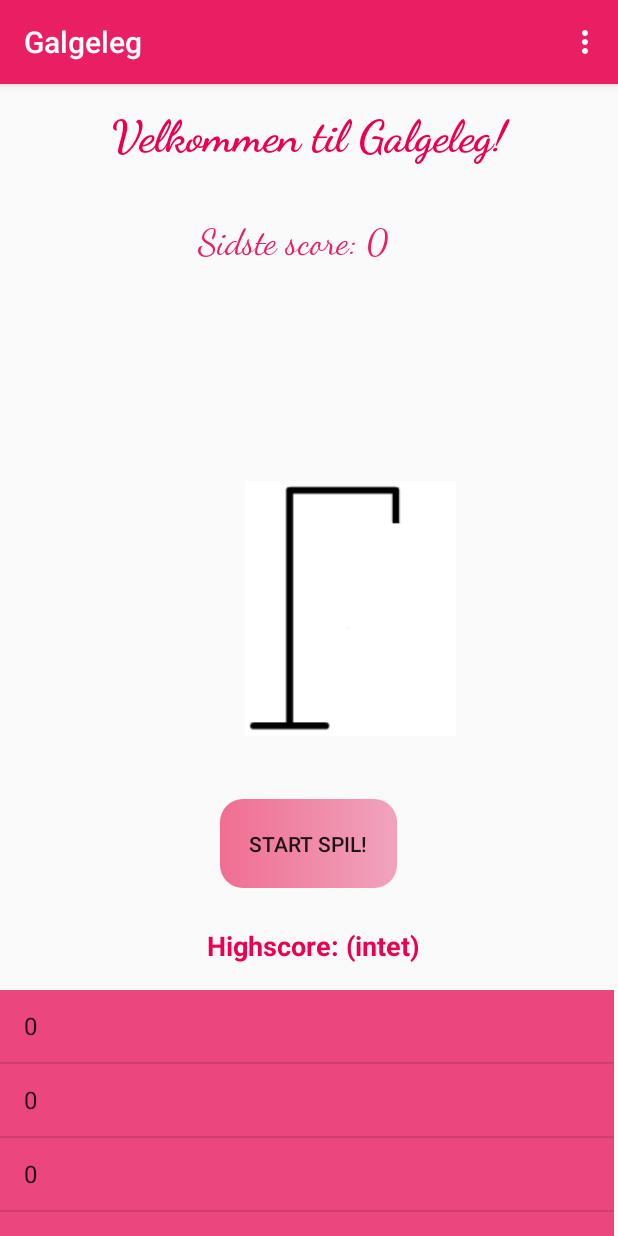
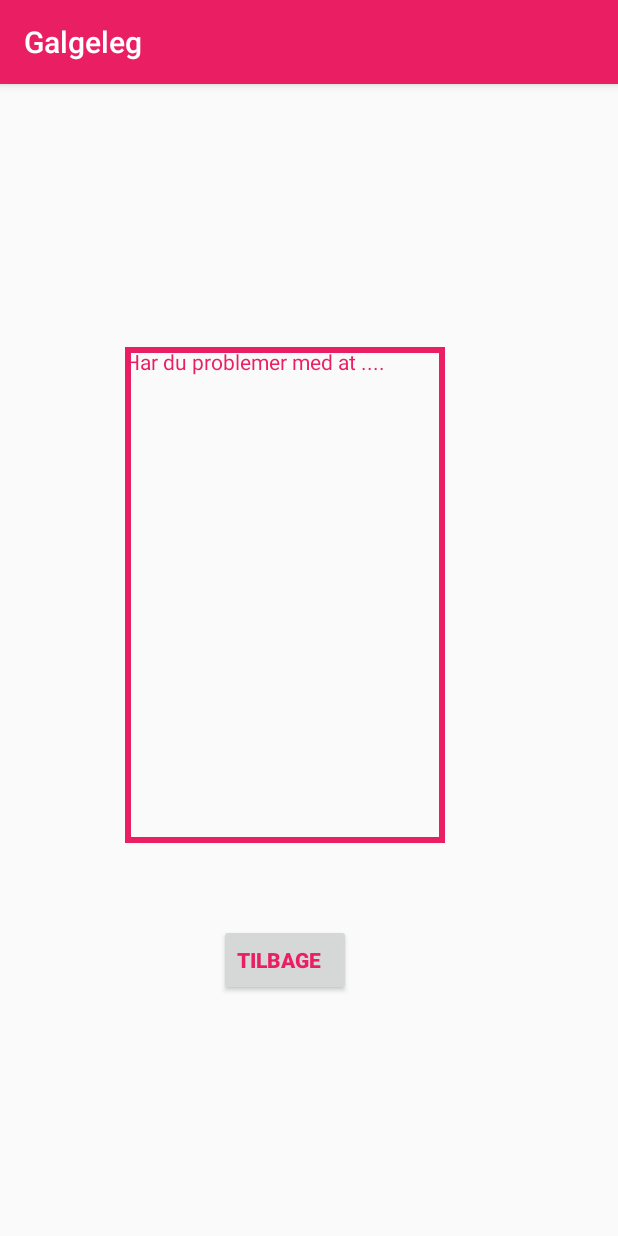
Before and after one commit to HellaAchari/GalgelegFinal, an Android app: the screen it shows after launch (Start before the commit, Update after it), in the options menu, after a tap on "Update", on a phone screen of 412 x 824 dp. Run offline under Robolectric (Android 15) with nearby library versions, the phone set to English and light mode, and no system bars.

Commit message:
Prøver Asynctask i update

```diff
--- a/app/src/main/AndroidManifest.xml
+++ b/app/src/main/AndroidManifest.xml
@@ -20,6 +20,9 @@
         <activity android:name=".MainActivity" />
         <activity android:name=".Tabt" />
         <activity android:name=".Help" />
+        <activity android:name=".Update" />
     </application>
+    <uses-permission android:name="android.permission.INTERNET" />
+    <uses-permission android:name="android.permission.ACCESS_NETWORK_STATE" />
 
 </manifest>
--- a/app/src/main/java/com/example/myapplication/Help.java
+++ b/app/src/main/java/com/example/myapplication/Help.java
@@ -15,8 +15,8 @@ public class Help extends AppCompatActivity implements View.OnClickListener {
     protected void onCreate(Bundle savedInstanceState) {
         super.onCreate(savedInstanceState);
         setContentView(R.layout.activity_help);
-        tx = findViewById(R.id.textViewwww);
-        buttonnn = findViewById(R.id.button4);
+        tx = findViewById(R.id.textViewUpdate);
+        buttonnn = findViewById(R.id.button);
         buttonnn.setOnClickListener(this);
         tx.setText("Har du problemer med at ....");
     }
--- a/app/src/main/java/com/example/myapplication/MainActivity.java
+++ b/app/src/main/java/com/example/myapplication/MainActivity.java
@@ -131,7 +131,9 @@ public class MainActivity extends AppCompatActivity implements View.OnClickListe
                 Toast.makeText(getApplicationContext(), "Setting er valgt(gør intet)", Toast.LENGTH_LONG).show();
                 break;
             case R.id.action_update:
-                Toast.makeText(getApplicationContext(), "Der er ingen opdateringerne!", Toast.LENGTH_LONG).show();
+                //Toast.makeText(getApplicationContext(), "Der er ingen opdateringerne!", Toast.LENGTH_LONG).show();
+                Intent intet = new Intent(this, Update.class);
+                startActivity(intet);
                 break;
             default:
         }
--- a/app/src/main/java/com/example/myapplication/Start.java
+++ b/app/src/main/java/com/example/myapplication/Start.java
@@ -85,6 +85,8 @@ public class Start extends AppCompatActivity implements View.OnClickListener {
                 break;
             case R.id.action_update:
                 Toast.makeText(getApplicationContext(), "Der er ingen opdateringerne!", Toast.LENGTH_LONG).show();
+                Intent intet = new Intent(this, Update.class);
+                startActivity(intet);
                 break;
             default:
         }
--- /dev/null
+++ b/app/src/main/java/com/example/myapplication/Update.java
@@ -0,0 +1,52 @@
+package com.example.myapplication;
+
+import androidx.appcompat.app.AppCompatActivity;
+
+import android.os.AsyncTask;
+import android.os.Bundle;
+import android.view.View;
+import android.widget.Button;
+import android.widget.TextView;
+
+import java.io.BufferedReader;
+import java.io.IOException;
+import java.io.InputStream;
+import java.io.InputStreamReader;
+import java.net.URL;
+
+public class Update extends AppCompatActivity implements View.OnClickListener {
+    TextView tx;
+    Button button;
+
+    @Override
+    protected void onCreate(Bundle savedInstanceState) {
+        super.onCreate(savedInstanceState);
+        setContentView(R.layout.activity_update);
+        tx = findViewById(R.id.textViewUpdate);
+        button = findViewById(R.id.button);
+        button.setOnClickListener(this);
+        tx.setText("Har du problemer med at ....");
+    }
+    @Override
+    public void onClick(View v) {
+        /*new AsyncTask() {
+            String url;
+            @Override
+            protected Object doInBackground(Object[] objects) {
+                try {
+                    url ="https://da.wikipedia.org/wiki/Google_Android" ;
+                    InputStream inputStream = new URL(url).openStream();
+                    inputStream.close();
+                } catch (IOException e) {
+                    e.printStackTrace();
+                    return e;
+                }
+                return null;
+            }
+            @Override
+            protected void onPostExecute(Object wikipedialæsning) {
+                tx.setText("Læs!:/n" + url);
+            }
+        }.execute();*/
+    }
+}
--- a/app/src/main/res/layout/activity_help.xml
+++ b/app/src/main/res/layout/activity_help.xml
@@ -7,7 +7,7 @@
     tools:context=".Help">
 
     <TextView
-        android:id="@+id/textViewwww"
+        android:id="@+id/textViewUpdate"
         android:layout_width="213dp"
         android:layout_height="0dp"
         android:layout_marginStart="83dp"
@@ -18,12 +18,12 @@
         android:background="@drawable/round_button"
         android:textColor="#E91E63"
         android:textSize="14sp"
-        app:layout_constraintBottom_toTopOf="@+id/button4"
+        app:layout_constraintBottom_toTopOf="@+id/button"
         app:layout_constraintStart_toStartOf="parent"
         app:layout_constraintTop_toTopOf="parent" />
 
     <Button
-        android:id="@+id/button4"
+        android:id="@+id/button"
         android:layout_width="wrap_content"
         android:layout_height="wrap_content"
         android:layout_marginBottom="160dp"
@@ -32,7 +32,7 @@
         android:textColor="#E91E63"
         android:textStyle="bold"
         app:layout_constraintBottom_toBottomOf="parent"
-        app:layout_constraintEnd_toEndOf="@+id/textViewwww"
-        app:layout_constraintStart_toStartOf="@+id/textViewwww"
-        app:layout_constraintTop_toBottomOf="@+id/textViewwww" />
+        app:layout_constraintEnd_toEndOf="@+id/textViewUpdate"
+        app:layout_constraintStart_toStartOf="@+id/textViewUpdate"
+        app:layout_constraintTop_toBottomOf="@+id/textViewUpdate" />
 </androidx.constraintlayout.widget.ConstraintLayout>
--- /dev/null
+++ b/app/src/main/res/layout/activity_update.xml
@@ -0,0 +1,73 @@
+<?xml version="1.0" encoding="utf-8"?>
+<LinearLayout xmlns:android="http://schemas.android.com/apk/res/android"
+    xmlns:app="http://schemas.android.com/apk/res-auto"
+    xmlns:tools="http://schemas.android.com/tools"
+    android:orientation="vertical" android:layout_width="match_parent"
+    android:layout_height="match_parent">
+
+    <androidx.constraintlayout.widget.ConstraintLayout
+        android:layout_width="match_parent"
+        android:layout_height="match_parent"
+        tools:context=".Help">
+
+        <TextView
+            android:id="@+id/textViewUpdate"
+            android:layout_width="213dp"
+            android:layout_height="0dp"
+            android:layout_marginStart="83dp"
+            android:layout_marginTop="175dp"
+            android:layout_marginBottom="54dp"
+            android:background="@drawable/round_button"
+            android:text=""
+            android:textAlignment="textStart"
+            android:textColor="#E91E63"
+            android:textSize="14sp"
+            app:layout_constraintBottom_toTopOf="@+id/button"
+            app:layout_constraintStart_toStartOf="parent"
+            app:layout_constraintTop_toTopOf="parent" />
+
+        <Button
+            android:id="@+id/button"
+            android:layout_width="wrap_content"
+            android:layout_height="wrap_content"
+            android:layout_marginBottom="160dp"
+            android:text="Tilbage"
+            android:textAlignment="textStart"
+            android:textColor="#E91E63"
+            android:textStyle="bold"
+            app:layout_constraintBottom_toBottomOf="parent"
+            app:layout_constraintEnd_toEndOf="@+id/textViewUpdate"
+            app:layout_constraintStart_toStartOf="@+id/textViewUpdate"
+            app:layout_constraintTop_toBottomOf="@+id/textViewUpdate" />
+    </androidx.constraintlayout.widget.ConstraintLayout>
+
+    <TextView
+        android:id="@+id/textViewwww2"
+        android:layout_width="match_parent"
+        android:layout_height="0dp"
+        android:layout_marginStart="83dp"
+        android:layout_marginTop="175dp"
+        android:layout_marginBottom="54dp"
+        android:background="@drawable/round_button"
+        android:text=""
+        android:textAlignment="textStart"
+        android:textColor="#E91E63"
+        android:textSize="14sp"
+        app:layout_constraintBottom_toTopOf="@+id/button"
+        app:layout_constraintStart_toStartOf="parent"
+        app:layout_constraintTop_toTopOf="parent" />
+
+    <Button
+        android:id="@+id/button3"
+        android:layout_width="match_parent"
+        android:layout_height="wrap_content"
+        android:layout_marginBottom="160dp"
+        android:text="Got it?"
+        android:textAlignment="textStart"
+        android:textColor="#E91E63"
+        android:textStyle="bold"
+        app:layout_constraintBottom_toBottomOf="parent"
+        app:layout_constraintEnd_toEndOf="@+id/textViewUpdate"
+        app:layout_constraintStart_toStartOf="@+id/textViewUpdate"
+        app:layout_constraintTop_toBottomOf="@+id/textViewUpdate" />
+</LinearLayout>
```
